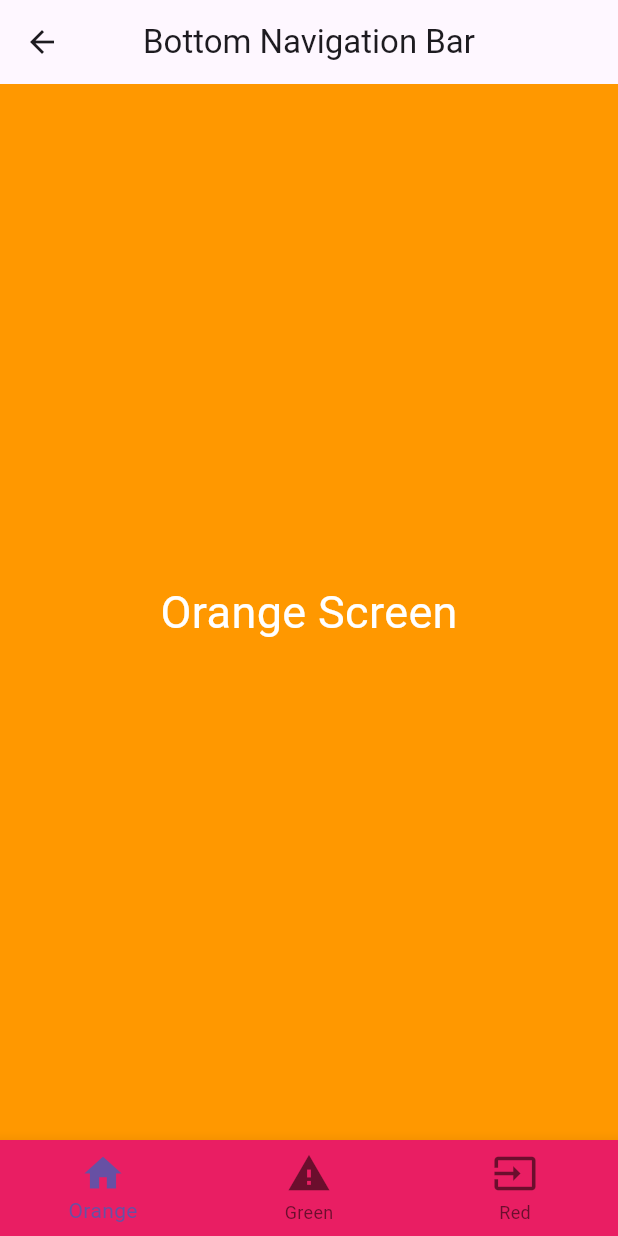
After one commit to Rahullkumr/excelrflutter, a Flutter app: the MyBottomNavBar screen opened directly, on a phone screen of 412 x 824 dp. The commit adds this screen. Run offline on Flutter 3.47's test engine with Material 3 defaults, Android fonts, the phone set to English and light mode, and no system bars; our stand-ins replace rflutter_alert.

Commit message:
feature: bottom navigation bar

```diff
--- /dev/null
+++ b/lib/bottom_nav_bar.dart
@@ -0,0 +1,54 @@
+import 'package:flutter/material.dart';
+import 'package:myapp/screen_green.dart';
+import 'package:myapp/screen_orange.dart';
+import 'package:myapp/screen_red.dart';
+
+class MyBottomNavBar extends StatefulWidget {
+  const MyBottomNavBar({super.key});
+
+  @override
+  State<MyBottomNavBar> createState() => _MyBottomNavBarState();
+}
+
+class _MyBottomNavBarState extends State<MyBottomNavBar> {
+  var myCurrentIndex = 0;
+  var pages = [
+    const OrangeScreen(),
+    const GreenScreen(),
+    const RedScreen()
+  ];
+  @override
+  Widget build(BuildContext context) {
+    return Scaffold(
+      appBar: AppBar(
+        title: const Text("Bottom Navigation Bar"),
+        centerTitle: true,
+      ),
+      body: pages[myCurrentIndex],
+      bottomNavigationBar: BottomNavigationBar(
+        backgroundColor: Colors.pink,
+        iconSize: 30,
+        currentIndex: myCurrentIndex, // makes icon active onTap
+        onTap: (index){
+          setState(() {
+            myCurrentIndex = index;
+          });
+        },
+        items: const [
+          BottomNavigationBarItem(
+            icon: Icon(Icons.home),
+            label: "Orange",
+          ),
+          BottomNavigationBarItem(
+            icon: Icon(Icons.warning),
+            label: "Green",
+          ),
+          BottomNavigationBarItem(
+            icon: Icon(Icons.input),
+            label: "Red",
+          ),
+        ],
+      ),
+    );
+  }
+}
--- /dev/null
+++ b/lib/screen_orange.dart
@@ -0,0 +1,18 @@
+import 'package:flutter/material.dart';
+
+class OrangeScreen extends StatelessWidget {
+  const OrangeScreen({super.key});
+
+  @override
+  Widget build(BuildContext context) {
+    return const Scaffold(
+      backgroundColor: Colors.orange,
+      body: Center(
+        child: Text(
+          "Orange Screen",
+          style: TextStyle(fontSize: 30, color: Colors.white),
+        ),
+      ),
+    );
+  }
+}
```
Also changed, not shown: lib/apps_list.dart (+8 -1 lines), lib/screen_green.dart (added, +18 -0 lines), lib/screen_red.dart (added, +18 -0 lines).
